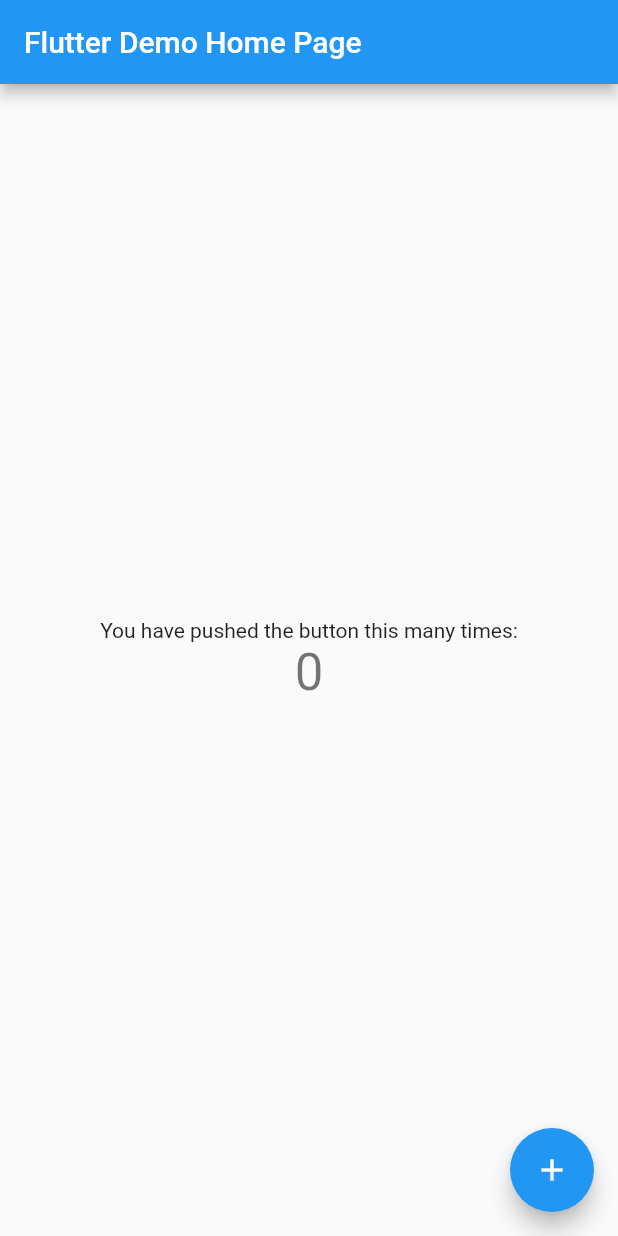
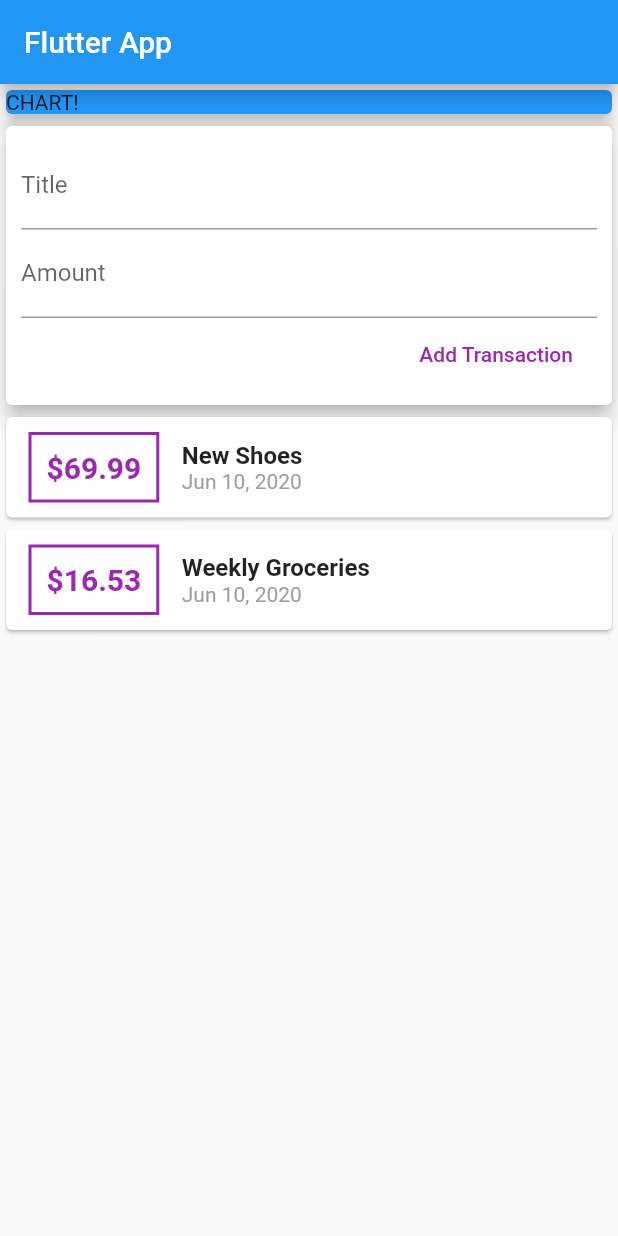
Before and after one commit to divyesh-solanki/expense-tracker, a Flutter app: the screen it shows after launch, on a phone screen of 412 x 824 dp. Run offline on Flutter 3.47's test engine with Material 2 defaults, Android fonts, the phone set to English and light mode, and no system bars.

Commit message:
added user_tranactions and new_transaction
also added thelist view builer to display the transaction list

```diff
--- a/lib/main.dart
+++ b/lib/main.dart
@@ -1,117 +1,48 @@
 import 'package:flutter/material.dart';
 
-void main() {
-  runApp(MyApp());
-}
+import './widgets/user_transactions.dart';
+
+void main() => runApp(MyApp());
 
 class MyApp extends StatelessWidget {
-  // This widget is the root of your application.
   @override
   Widget build(BuildContext context) {
     return MaterialApp(
-      title: 'Flutter Demo',
-      theme: ThemeData(
-        // This is the theme of your application.
-        //
-        // Try running your application with "flutter run". You'll see the
-        // application has a blue toolbar. Then, without quitting the app, try
-        // changing the primarySwatch below to Colors.green and then invoke
-        // "hot reload" (press "r" in the console where you ran "flutter run",
-        // or simply save your changes to "hot reload" in a Flutter IDE).
-        // Notice that the counter didn't reset back to zero; the application
-        // is not restarted.
-        primarySwatch: Colors.blue,
-        // This makes the visual density adapt to the platform that you run
-        // the app on. For desktop platforms, the controls will be smaller and
-        // closer together (more dense) than on mobile platforms.
-        visualDensity: VisualDensity.adaptivePlatformDensity,
-      ),
-      home: MyHomePage(title: 'Flutter Demo Home Page'),
+      title: 'Flutter App',
+      home: MyHomePage(),
     );
   }
 }
 
-class MyHomePage extends StatefulWidget {
-  MyHomePage({Key key, this.title}) : super(key: key);
-
-  // This widget is the home page of your application. It is stateful, meaning
-  // that it has a State object (defined below) that contains fields that affect
-  // how it looks.
-
-  // This class is the configuration for the state. It holds the values (in this
-  // case the title) provided by the parent (in this case the App widget) and
-  // used by the build method of the State. Fields in a Widget subclass are
-  // always marked "final".
-
-  final String title;
-
-  @override
-  _MyHomePageState createState() => _MyHomePageState();
-}
-
-class _MyHomePageState extends State<MyHomePage> {
-  int _counter = 0;
-
-  void _incrementCounter() {
-    setState(() {
-      // This call to setState tells the Flutter framework that something has
-      // changed in this State, which causes it to rerun the build method below
-      // so that the display can reflect the updated values. If we changed
-      // _counter without calling setState(), then the build method would not be
-      // called again, and so nothing would appear to happen.
-      _counter++;
-    });
-  }
+class MyHomePage extends StatelessWidget {
+  // String titleInput;
+  // String amountInput;
+  final titleController = TextEditingController();
+  final amountController = TextEditingController();
 
   @override
   Widget build(BuildContext context) {
-    // This method is rerun every time setState is called, for instance as done
-    // by the _incrementCounter method above.
-    //
-    // The Flutter framework has been optimized to make rerunning build methods
-    // fast, so that you can just rebuild anything that needs updating rather
-    // than having to individually change instances of widgets.
     return Scaffold(
       appBar: AppBar(
-        // Here we take the value from the MyHomePage object that was created by
-        // the App.build method, and use it to set our appbar title.
-        title: Text(widget.title),
+        title: Text('Flutter App'),
       ),
-      body: Center(
-        // Center is a layout widget. It takes a single child and positions it
-        // in the middle of the parent.
+      body: SingleChildScrollView(
         child: Column(
-          // Column is also a layout widget. It takes a list of children and
-          // arranges them vertically. By default, it sizes itself to fit its
-          // children horizontally, and tries to be as tall as its parent.
-          //
-          // Invoke "debug painting" (press "p" in the console, choose the
-          // "Toggle Debug Paint" action from the Flutter Inspector in Android
-          // Studio, or the "Toggle Debug Paint" command in Visual Studio Code)
-          // to see the wireframe for each widget.
-          //
-          // Column has various properties to control how it sizes itself and
-          // how it positions its children. Here we use mainAxisAlignment to
-          // center the children vertically; the main axis here is the vertical
-          // axis because Columns are vertical (the cross axis would be
-          // horizontal).
-          mainAxisAlignment: MainAxisAlignment.center,
+          // mainAxisAlignment: MainAxisAlignment.start,
+          crossAxisAlignment: CrossAxisAlignment.stretch,
           children: <Widget>[
-            Text(
-              'You have pushed the button this many times:',
+            Container(
+              width: double.infinity,
+              child: Card(
+                color: Colors.blue,
+                child: Text('CHART!'),
+                elevation: 5,
+              ),
             ),
-            Text(
-              '$_counter',
-              style: Theme.of(context).textTheme.headline4,
-            ),
+            UserTransactions(),
           ],
         ),
       ),
-      floatingActionButton: FloatingActionButton(
-        onPressed: _incrementCounter,
-        tooltip: 'Increment',
-        child: Icon(Icons.add),
-      ), // This trailing comma makes auto-formatting nicer for build methods.
     );
   }
 }
--- a/lib/models/transactions.dart
+++ b/lib/models/transactions.dart
@@ -1 +1,16 @@
 //transaction class
+import 'package:flutter/foundation.dart';
+
+class Transaction {
+  final String id;
+  final String title;
+  final double amount;
+  final DateTime date;
+
+  Transaction({
+    @required this.id,
+    @required this.title,
+    @required this.amount,
+    @required this.date,
+  });
+}
--- /dev/null
+++ b/lib/widgets/new_transaction.dart
@@ -0,0 +1,46 @@
+import 'package:flutter/material.dart';
+
+class NewTransaction extends StatelessWidget {
+  final Function addTx;
+  final titleController = TextEditingController();
+  final amountController = TextEditingController();
+
+  NewTransaction(this.addTx);
+
+  @override
+  Widget build(BuildContext context) {
+    return Card(
+      elevation: 5,
+      child: Container(
+        padding: EdgeInsets.all(10),
+        child: Column(
+          crossAxisAlignment: CrossAxisAlignment.end,
+          children: <Widget>[
+            TextField(
+              decoration: InputDecoration(labelText: 'Title'),
+              controller: titleController,
+              // onChanged: (val) {
+              //   titleInput = val;
+              // },
+            ),
+            TextField(
+              decoration: InputDecoration(labelText: 'Amount'),
+              controller: amountController,
+              // onChanged: (val) => amountInput = val,
+            ),
+            FlatButton(
+              child: Text('Add Transaction'),
+              textColor: Colors.purple,
+              onPressed: () {
+                addTx(
+                  titleController.text,
+                  double.parse(amountController.text),
+                );
+              },
+            ),
+          ],
+        ),
+      ),
+    );
+  }
+}
--- a/lib/widgets/transaction_list.dart
+++ b/lib/widgets/transaction_list.dart
@@ -1 +1,68 @@
 //transaction list class
+import 'package:flutter/material.dart';
+import 'package:intl/intl.dart';
+
+import '../models/transactions.dart';
+
+class TransactionList extends StatelessWidget {
+  final List<Transaction> transactions;
+
+  TransactionList(this.transactions);
+
+  @override
+  Widget build(BuildContext context) {
+    return Container(
+      height: 300,
+      child: ListView.builder(
+        itemBuilder: (ctx, index) {
+          return Card(
+            child: Row(
+              children: <Widget>[
+                Container(
+                  margin: EdgeInsets.symmetric(
+                    vertical: 10,
+                    horizontal: 15,
+                  ),
+                  decoration: BoxDecoration(
+                    border: Border.all(
+                      color: Colors.purple,
+                      width: 2,
+                    ),
+                  ),
+                  padding: EdgeInsets.all(10),
+                  child: Text(
+                    '\$${transactions[index].amount}',
+                    style: TextStyle(
+                      fontWeight: FontWeight.bold,
+                      fontSize: 20,
+                      color: Colors.purple,
+                    ),
+                  ),
+                ),
+                Column(
+                  crossAxisAlignment: CrossAxisAlignment.start,
+                  children: <Widget>[
+                    Text(
+                      transactions[index].title,
+                      style: TextStyle(
+                        fontSize: 16,
+                        fontWeight: FontWeight.bold,
+                      ),
+                    ),
+                    Text(
+                      DateFormat.yMMMd().format(transactions[index].date),
+                      style: TextStyle(
+                        color: Colors.grey,
+                      ),
+                    ),
+                  ],
+                ),
+              ],
+            ),
+          );
+        },
+        itemCount: transactions.length,
+      ),
+    );
+  }
+}
--- /dev/null
+++ b/lib/widgets/user_transactions.dart
@@ -0,0 +1,50 @@
+import 'package:flutter/material.dart';
+
+import './new_transaction.dart';
+import './transaction_list.dart';
+import '../models/transactions.dart';
+
+class UserTransactions extends StatefulWidget {
+  @override
+  _UserTransactionsState createState() => _UserTransactionsState();
+}
+
+class _UserTransactionsState extends State<UserTransactions> {
+  final List<Transaction> _userTransactions = [
+    Transaction(
+      id: 't1',
+      title: 'New Shoes',
+      amount: 69.99,
+      date: DateTime.now(),
+    ),
+    Transaction(
+      id: 't2',
+      title: 'Weekly Groceries',
+      amount: 16.53,
+      date: DateTime.now(),
+    ),
+  ];
+
+  void _addNewTransaction(String txTitle, double txAmount) {
+    final newTx = Transaction(
+      title: txTitle,
+      amount: txAmount,
+      date: DateTime.now(),
+      id: DateTime.now().toString(),
+    );
+
+    setState(() {
+      _userTransactions.add(newTx);
+    });
+  }
+
+  @override
+  Widget build(BuildContext context) {
+    return Column(
+      children: <Widget>[
+        NewTransaction(_addNewTransaction),
+        TransactionList(_userTransactions),
+      ],
+    );
+  }
+}
--- a/pubspec.yaml
+++ b/pubspec.yaml
@@ -23,6 +23,7 @@ environment:
 dependencies:
   flutter:
     sdk: flutter
+  intl: ^0.16.1
 
 
   # The following adds the Cupertino Icons font to your application.
```
Also changed, not shown: pubspec.lock.
